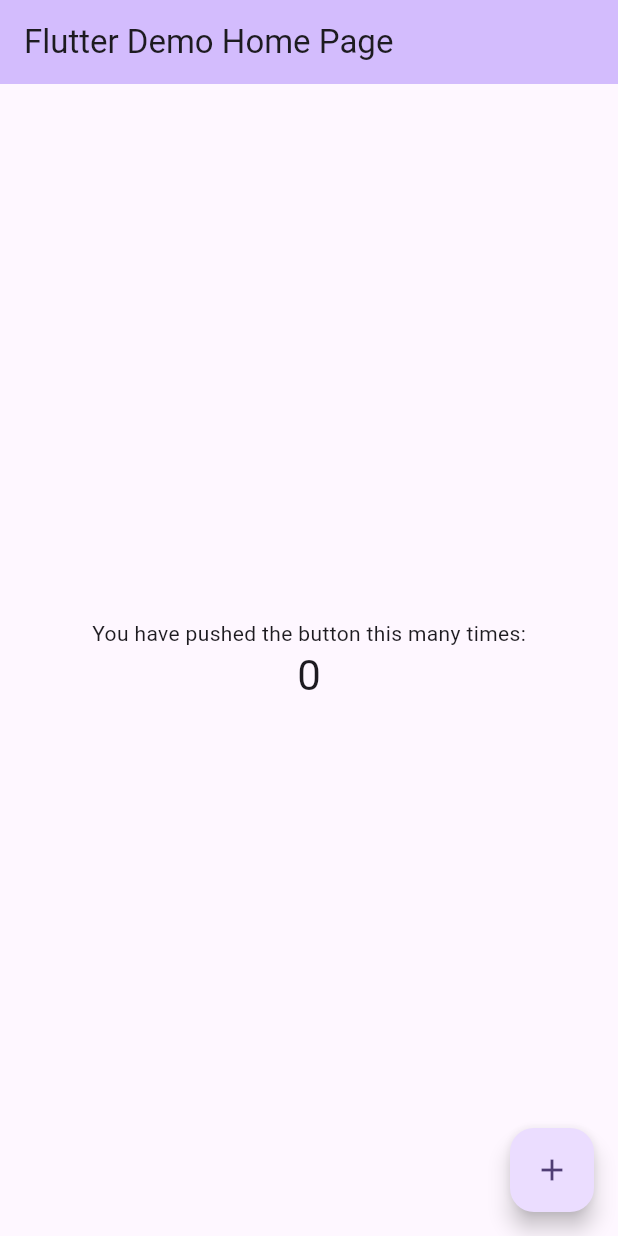
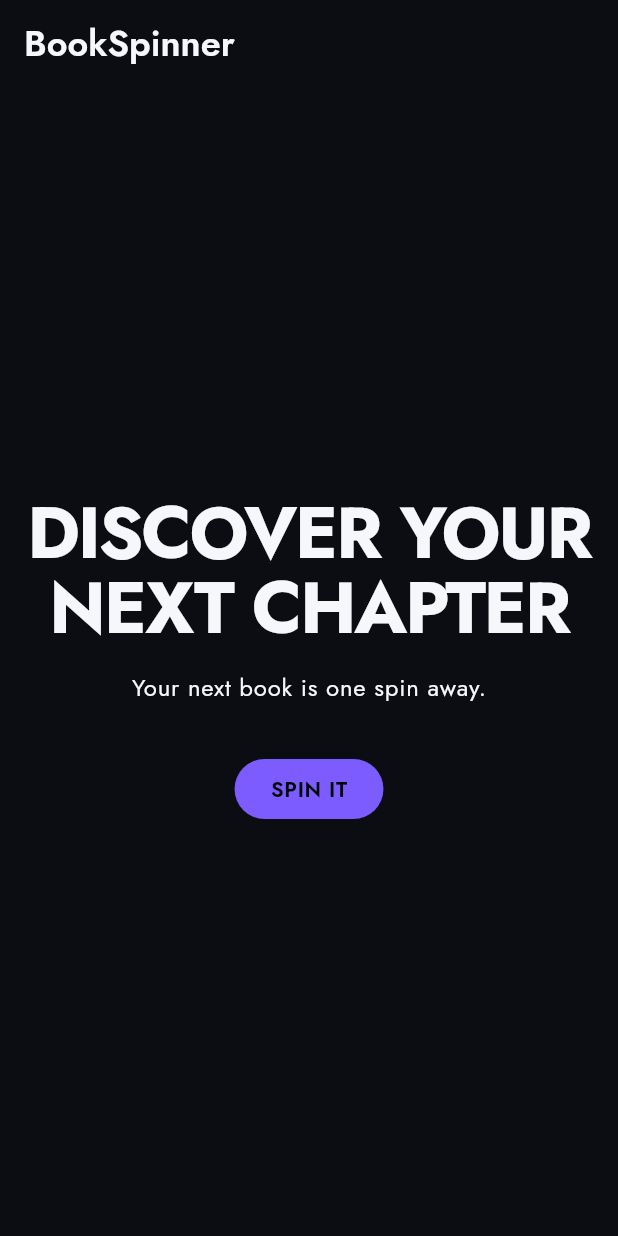
Before and after one commit to kata017/BookSpinner, a Flutter app: the screen it shows after launch, on a phone screen of 412 x 824 dp. Run offline on Flutter 3.47's test engine with Material 3 defaults, Android fonts, the phone set to English and light mode, and no system bars; our stand-ins replace google_fonts.

Commit message:
feat: add Kata-App design system

```diff
--- /dev/null
+++ b/lib/core/theme/app_colors.dart
@@ -0,0 +1,20 @@
+import 'package:flutter/material.dart';
+
+abstract final class AppColors
+{
+  // Backgrounds
+  static const background = Color(0xFF0B0D12);
+  static const surface = Color(0xFF121620);
+  static const surfaceSecondary = Color(0xFF181D29);
+
+  // Text
+  static const textPrimary = Color(0xFFF5F7FA);
+  static const textSecondary = Color(0xFF9AA3B2);
+
+  // Brand
+  static const purple = Color(0xFF7C5CFF);
+  static const blue = Color(0xFF5B8CFF);
+
+  // UI
+  static const border = Color(0xFF252B38);
+}
--- /dev/null
+++ b/lib/core/theme/app_theme.dart
@@ -0,0 +1,57 @@
+import 'package:book_spinner/core/theme/app_colors.dart';
+import 'package:book_spinner/core/theme/app_typography.dart';
+import 'package:flutter/material.dart';
+
+abstract final class AppTheme
+{
+  static ThemeData dark = ThemeData(
+    useMaterial3: true,
+    brightness: Brightness.dark,
+    scaffoldBackgroundColor: AppColors.background,
+    colorScheme: const ColorScheme.dark(
+      primary: AppColors.purple,
+      secondary: AppColors.blue,
+      surface: AppColors.surface,
+      onSurface: AppColors.textPrimary,
+    ),
+    textTheme: AppTypography.textTheme,
+    appBarTheme: const AppBarTheme(
+      backgroundColor: Colors.transparent,
+      elevation: 0,
+      surfaceTintColor: Colors.transparent,
+    ),
+    cardTheme: CardThemeData(
+      color: AppColors.surface,
+      elevation: 0,
+      shape: RoundedRectangleBorder(
+        borderRadius: BorderRadius.circular(20),
+        side: const BorderSide(
+          color: AppColors.border,
+        ),
+      ),
+    ),
+    inputDecorationTheme: InputDecorationTheme(
+      fillColor: AppColors.surface,
+      filled: true,
+      border: OutlineInputBorder(
+        borderRadius: BorderRadius.circular(14),
+        borderSide: const BorderSide(
+          color: AppColors.border,
+        ),
+      ),
+      enabledBorder: OutlineInputBorder(
+        borderRadius: BorderRadius.circular(14),
+        borderSide: const BorderSide(
+          color: AppColors.border,
+        ),
+      ),
+      focusedBorder: OutlineInputBorder(
+        borderRadius: BorderRadius.circular(14),
+        borderSide: const BorderSide(
+          color: AppColors.purple,
+          width: 1.5,
+        ),
+      ),
+    ),
+  );
+}
--- /dev/null
+++ b/lib/core/theme/app_typography.dart
@@ -0,0 +1,47 @@
+import 'package:flutter/material.dart';
+import 'package:google_fonts/google_fonts.dart';
+
+abstract final class AppTypography
+{
+  static TextTheme textTheme = TextTheme(
+    displayLarge: GoogleFonts.jost(
+      fontSize: 64,
+      fontWeight: FontWeight.w700,
+      height: 1.0,
+      letterSpacing: -2,
+    ),
+    displayMedium: GoogleFonts.jost(
+      fontSize: 48,
+      fontWeight: FontWeight.w700,
+      height: 1.05,
+      letterSpacing: -1.5,
+    ),
+    headlineMedium: GoogleFonts.jost(
+      fontSize: 32,
+      fontWeight: FontWeight.w600,
+    ),
+    titleLarge: GoogleFonts.jost(
+      fontSize: 24,
+      fontWeight: FontWeight.w600,
+    ),
+    titleMedium: GoogleFonts.jost(
+      fontSize: 18,
+      fontWeight: FontWeight.w600,
+    ),
+    bodyLarge: GoogleFonts.jost(
+      fontSize: 16,
+      fontWeight: FontWeight.w400,
+      height: 1.5,
+    ),
+    bodyMedium: GoogleFonts.jost(
+      fontSize: 14,
+      fontWeight: FontWeight.w400,
+      height: 1.5,
+    ),
+    labelLarge: GoogleFonts.jost(
+      fontSize: 14,
+      fontWeight: FontWeight.w600,
+      letterSpacing: 0.5,
+    ),
+  );
+}
--- a/lib/main.dart
+++ b/lib/main.dart
@@ -1,122 +1,61 @@
+import 'package:book_spinner/core/theme/app_theme.dart';
 import 'package:flutter/material.dart';
 
-void main() {
-  runApp(const MyApp());
+void main()
+{
+  runApp(const BookSpinnerApp());
 }
 
-class MyApp extends StatelessWidget {
-  const MyApp({super.key});
+class BookSpinnerApp extends StatelessWidget
+{
+  const BookSpinnerApp({super.key});
 
-  // This widget is the root of your application.
   @override
-  Widget build(BuildContext context) {
+  Widget build(BuildContext context)
+  {
     return MaterialApp(
-      title: 'Flutter Demo',
-      theme: ThemeData(
-        // This is the theme of your application.
-        //
-        // TRY THIS: Try running your application with "flutter run". You'll see
-        // the application has a purple toolbar. Then, without quitting the app,
-        // try changing the seedColor in the colorScheme below to Colors.green
-        // and then invoke "hot reload" (save your changes or press the "hot
-        // reload" button in a Flutter-supported IDE, or press "r" if you used
-        // the command line to start the app).
-        //
-        // Notice that the counter didn't reset back to zero; the application
-        // state is not lost during the reload. To reset the state, use hot
-        // restart instead.
-        //
-        // This works for code too, not just values: Most code changes can be
-        // tested with just a hot reload.
-        colorScheme: .fromSeed(seedColor: Colors.deepPurple),
-      ),
-      home: const MyHomePage(title: 'Flutter Demo Home Page'),
+      title: 'BookSpinner',
+      debugShowCheckedModeBanner: false,
+      theme: AppTheme.dark,
+      home: const ThemePreviewPage(),
     );
   }
 }
 
-class MyHomePage extends StatefulWidget {
-  const MyHomePage({super.key, required this.title});
-
-  // This widget is the home page of your application. It is stateful, meaning
-  // that it has a State object (defined below) that contains fields that affect
-  // how it looks.
-
-  // This class is the configuration for the state. It holds the values (in this
-  // case the title) provided by the parent (in this case the App widget) and
-  // used by the build method of the State. Fields in a Widget subclass are
-  // always marked "final".
-
-  final String title;
+class ThemePreviewPage extends StatelessWidget
+{
+  const ThemePreviewPage({super.key});
 
   @override
-  State<MyHomePage> createState() => _MyHomePageState();
-}
-
-class _MyHomePageState extends State<MyHomePage> {
-  int _counter = 0;
-
-  void _incrementCounter() {
-    setState(() {
-      // This call to setState tells the Flutter framework that something has
-      // changed in this State, which causes it to rerun the build method below
-      // so that the display can reflect the updated values. If we changed
-      // _counter without calling setState(), then the build method would not be
-      // called again, and so nothing would appear to happen.
-      _counter++;
-    });
-  }
-
-  @override
-  Widget build(BuildContext context) {
-    // This method is rerun every time setState is called, for instance as done
-    // by the _incrementCounter method above.
-    //
-    // The Flutter framework has been optimized to make rerunning build methods
-    // fast, so that you can just rebuild anything that needs updating rather
-    // than having to individually change instances of widgets.
+  Widget build(BuildContext context)
+  {
     return Scaffold(
       appBar: AppBar(
-        // TRY THIS: Try changing the color here to a specific color (to
-        // Colors.amber, perhaps?) and trigger a hot reload to see the AppBar
-        // change color while the other colors stay the same.
-        backgroundColor: Theme.of(context).colorScheme.inversePrimary,
-        // Here we take the value from the MyHomePage object that was created by
-        // the App.build method, and use it to set our appbar title.
-        title: Text(widget.title),
+        title: const Text('BookSpinner'),
       ),
       body: Center(
-        // Center is a layout widget. It takes a single child and positions it
-        // in the middle of the parent.
         child: Column(
-          // Column is also a layout widget. It takes a list of children and
-          // arranges them vertically. By default, it sizes itself to fit its
-          // children horizontally, and tries to be as tall as its parent.
-          //
-          // Column has various properties to control how it sizes itself and
-          // how it positions its children. Here we use mainAxisAlignment to
-          // center the children vertically; the main axis here is the vertical
-          // axis because Columns are vertical (the cross axis would be
-          // horizontal).
-          //
-          // TRY THIS: Invoke "debug painting" (choose the "Toggle Debug Paint"
-          // action in the IDE, or press "p" in the console), to see the
-          // wireframe for each widget.
-          mainAxisAlignment: .center,
-          children: [
-            const Text('You have pushed the button this many times:'),
+          mainAxisSize: MainAxisSize.min,
+          children:
+          [
             Text(
-              '$_counter',
-              style: Theme.of(context).textTheme.headlineMedium,
+              'DISCOVER YOUR\nNEXT CHAPTER',
+              textAlign: TextAlign.center,
+              style: Theme.of(context).textTheme.displayMedium,
+            ),
+            const SizedBox(height: 16),
+            Text(
+              'Your next book is one spin away.',
+              style: Theme.of(context).textTheme.bodyLarge,
+            ),
+            const SizedBox(height: 32),
+            FilledButton(
+              onPressed: () {},
+              child: const Text('SPIN IT'),
             ),
           ],
         ),
       ),
-      floatingActionButton: FloatingActionButton(
-        onPressed: _incrementCounter,
-        tooltip: 'Increment',
-        child: const Icon(Icons.add),
-      ),
     );
   }
 }
```
Also changed, not shown: pubspec.yaml (+1 -7 lines), pubspec.lock, 1 other file.
